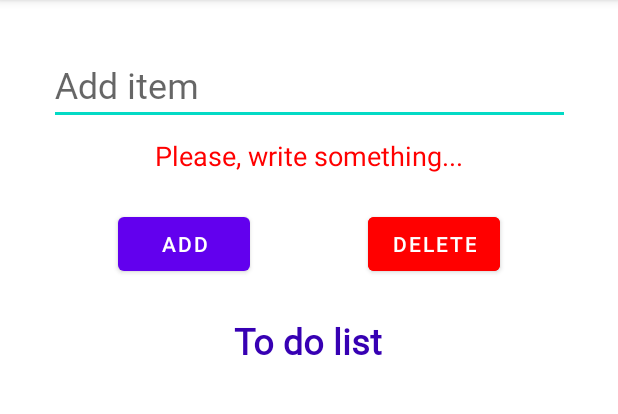
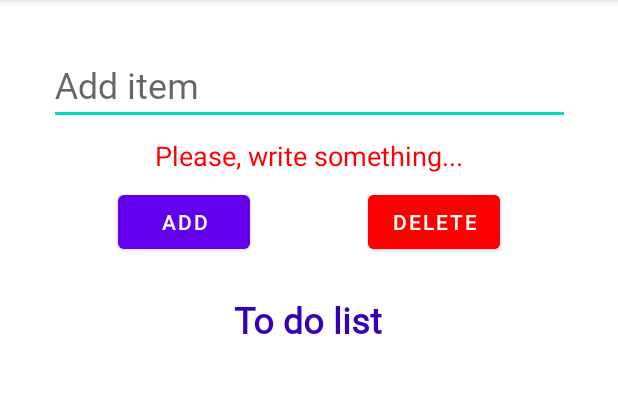
Before and after one commit to nicatdursunlu/To-Do-Application, an Android app: the screen it shows after launch (MainActivity), after a tap on "ADD", on a phone screen of 412 x 824 dp, the part 84-498 px from its top. Run offline under Robolectric (Android 15) with nearby library versions, the phone set to English and light mode, and no system bars; 1 statement that could not run was skipped.

Commit message:
fix bugs

```diff
--- a/app/src/main/java/com/example/todoapplication/MainActivity.kt
+++ b/app/src/main/java/com/example/todoapplication/MainActivity.kt
@@ -1,14 +1,12 @@
 package com.example.todoapplication
 
 import android.content.Context
-import android.hardware.input.InputManager
 import androidx.appcompat.app.AppCompatActivity
 import android.os.Bundle
 import android.util.SparseBooleanArray
 import android.view.View
 import android.view.inputmethod.InputMethodManager
 import android.widget.*
-import androidx.core.view.get
 import android.widget.ListView as ListView
 
 class MainActivity : AppCompatActivity() {
@@ -16,14 +14,12 @@ class MainActivity : AppCompatActivity() {
     override fun onCreate(savedInstanceState: Bundle?) {
         super.onCreate(savedInstanceState)
         setContentView(R.layout.activity_main)
+
         val addButton = findViewById<Button>(R.id.add_button)
         val deleteButton = findViewById<Button>(R.id.delete_button)
-
-
         val toDoList = findViewById<ListView>(R.id.to_do_list_view)
         val addItemEdit = findViewById<EditText>(R.id.add_item_edit)
         val errorMessageText = findViewById<TextView>(R.id.error_message_text)
-
         val listItems = arrayListOf<String>()
         val arrayAdapter: ArrayAdapter<String> =
             ArrayAdapter(this, android.R.layout.select_dialog_multichoice, listItems)
@@ -42,7 +38,7 @@ class MainActivity : AppCompatActivity() {
                 errorMessageText.visibility = View.GONE
                 errorMessageText.text = "Please, write something..."
                 errorMessageText.visibility = View.VISIBLE
-                Toast.makeText(this, "Please, fill the gap", Toast.LENGTH_LONG).show()
+                Toast.makeText(this, "Please, fill the gap", Toast.LENGTH_SHORT).show()
             }
                   val imm = getSystemService(Context.INPUT_METHOD_SERVICE) as InputMethodManager
                   imm.hideSoftInputFromWindow(currentFocus!!.windowToken, 0)
@@ -52,7 +48,6 @@ class MainActivity : AppCompatActivity() {
         deleteButton.setOnClickListener {
             val position: SparseBooleanArray = toDoList.checkedItemPositions
             val count = toDoList.count
-
             for(item in count - 1 downTo 0) {
                 if(position.get(item)) {
                     arrayAdapter.remove(listItems.get(item))
@@ -63,4 +58,5 @@ class MainActivity : AppCompatActivity() {
         }
 
     }
+
 }
--- a/app/src/main/res/layout/activity_main.xml
+++ b/app/src/main/res/layout/activity_main.xml
@@ -6,7 +6,6 @@
     android:layout_width="match_parent"
     android:layout_height="match_parent"
     tools:context=".MainActivity">
-
 
     <EditText
         android:id="@+id/add_item_edit"
@@ -43,8 +42,7 @@
         app:layout_constraintHorizontal_bias="0.5"
         app:layout_constraintStart_toEndOf="@+id/add_button"
         app:layout_constraintTop_toBottomOf="@+id/add_item_edit"
-        app:layout_constraintVertical_bias="0.087" />
-
+        app:layout_constraintVertical_bias="0.064" />
 
     <TextView
         android:id="@+id/to_do_list_text"
@@ -88,7 +86,7 @@
         android:text="@string/error"
         android:textColor="@color/red"
         android:textSize="18sp"
-        android:visibility="invisible"
+        android:visibility="gone"
         app:layout_constraintEnd_toEndOf="parent"
         app:layout_constraintStart_toStartOf="parent"
         app:layout_constraintTop_toBottomOf="@+id/add_item_edit" />
```
